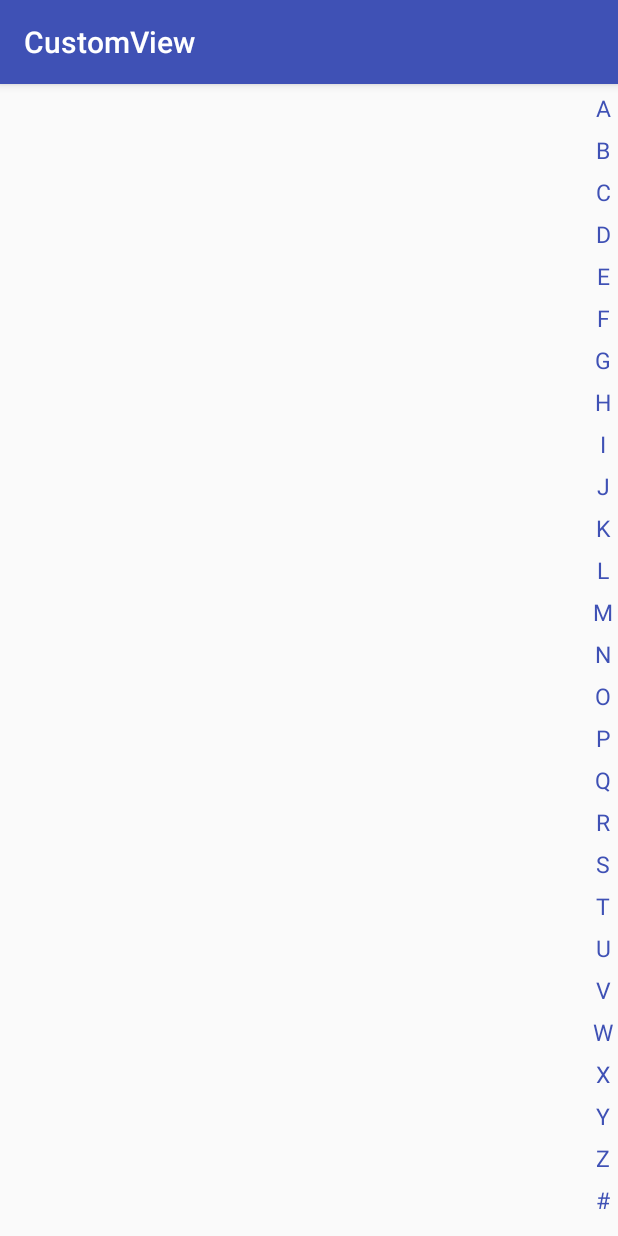
After one commit to FrankZhong96/CustomView, an Android app: the LetterSideBarActivity screen opened directly, with no data from a screen before it, on a phone screen of 412 x 824 dp. The commit adds this screen. Run offline under Robolectric (Android 15) with nearby library versions, the phone set to English and light mode, and no system bars.

Commit message:
字体变色（一个字体两种颜色）

```diff
--- a/app/src/main/AndroidManifest.xml
+++ b/app/src/main/AndroidManifest.xml
@@ -21,6 +21,8 @@
 
         <activity android:name=".activity.ColorTrackTextViewActivity" />
 
+        <activity android:name=".activity.LetterSideBarActivity"/>
+
     </application>
 
 </manifest>
--- a/app/src/main/java/com/frank/customview/activity/ColorTrackTextViewActivity.java
+++ b/app/src/main/java/com/frank/customview/activity/ColorTrackTextViewActivity.java
@@ -10,11 +10,9 @@ import android.support.v7.app.AppCompatActivity;
 import android.util.Log;
 import android.view.ViewGroup;
 import android.widget.LinearLayout;
-
 import com.frank.customview.R;
 import com.frank.customview.fragment.ItemFragment;
 import com.frank.customview.wight.colortracktextview.ColorTrackTextView;
-
 import java.util.ArrayList;
 import java.util.List;
 
--- /dev/null
+++ b/app/src/main/java/com/frank/customview/activity/LetterSideBarActivity.java
@@ -0,0 +1,46 @@
+package com.frank.customview.activity;
+
+import android.os.Bundle;
+import android.os.Handler;
+import android.support.annotation.Nullable;
+import android.support.v7.app.AppCompatActivity;
+import android.view.View;
+import android.widget.TextView;
+import com.frank.customview.R;
+import com.frank.customview.wight.lettersidebar.LetterSideBar;
+
+/**
+ * Created by Frank on 2018/8/30.
+ *
+ * @fuction
+ */
+public class LetterSideBarActivity extends AppCompatActivity implements LetterSideBar.LetterTouchListener {
+
+    private TextView mLettertv;
+    private LetterSideBar mLettersidebar;
+
+    @Override
+    protected void onCreate(@Nullable Bundle savedInstanceState) {
+        super.onCreate(savedInstanceState);
+        setContentView(R.layout.activity_letter);
+        mLettertv = findViewById(R.id.lettertv);
+        mLettersidebar = findViewById(R.id.lettersidebar);
+        mLettersidebar.setLetterTouchListener(this);
+    }
+
+    @Override
+    public void touch(CharSequence letter, boolean isUp) {
+        if (isUp) {
+            new Handler().postDelayed(new Runnable() {
+
+                @Override
+                public void run() {
+                    mLettertv.setVisibility(View.GONE);
+                }
+            }, 500);
+        } else {
+            mLettertv.setVisibility(View.VISIBLE);
+            mLettertv.setText(letter);
+        }
+    }
+}
--- /dev/null
+++ b/app/src/main/java/com/frank/customview/wight/lettersidebar/LetterSideBar.java
@@ -0,0 +1,146 @@
+package com.frank.customview.wight.lettersidebar;
+
+import android.content.Context;
+import android.content.res.TypedArray;
+import android.graphics.Canvas;
+import android.graphics.Color;
+import android.graphics.Paint;
+import android.support.annotation.Nullable;
+import android.util.AttributeSet;
+import android.view.MotionEvent;
+import android.view.View;
+
+import com.frank.customview.R;
+
+/**
+ * Created by Frank on 2018/8/29.
+ *
+ * @fuction 字母索引列表
+ */
+public class LetterSideBar extends View {
+
+    private Paint mPaint;
+    private int mSideBarColor = Color.BLUE;
+    private int mSideBarHightColor = Color.RED;
+    private int mSideBarSize = 15;
+    private String[] mLetters = {"A", "B", "C", "D", "E", "F", "G", "H", "I", "J", "K", "L", "M", "N",
+            "O", "P", "Q", "R", "S", "T", "U", "V", "W", "X", "Y", "Z", "#"};
+    private String mCurrentTouchLetter;
+
+    public LetterSideBar(Context context) {
+        this(context, null);
+    }
+
+    public LetterSideBar(Context context, @Nullable AttributeSet attrs) {
+        this(context, attrs, 0);
+    }
+
+    public LetterSideBar(Context context, @Nullable AttributeSet attrs, int defStyleAttr) {
+        super(context, attrs, defStyleAttr);
+
+        TypedArray array = context.obtainStyledAttributes(attrs, R.styleable.LetterSideBar);
+        mSideBarColor = array.getColor(R.styleable.LetterSideBar_sideBarColor, mSideBarColor);
+        mSideBarHightColor = array.getColor(R.styleable.LetterSideBar_sideBarHeightColor, mSideBarHightColor);
+        mSideBarSize = array.getDimensionPixelSize(R.styleable.LetterSideBar_sideBarSize, mSideBarSize);
+
+        mPaint = new Paint();
+        mPaint.setAntiAlias(true);//抗锯齿
+        mPaint.setTextSize(mSideBarSize);
+        mPaint.setColor(mSideBarColor);
+        array.recycle();
+    }
+
+    @Override
+    protected void onMeasure(int widthMeasureSpec, int heightMeasureSpec) {
+        super.onMeasure(widthMeasureSpec, heightMeasureSpec);
+        //测量索引列表宽度 = PaddingLeft + PaddingRight + 字母的宽度
+        int textWidth = (int) mPaint.measureText("A");
+        int width = getPaddingLeft() + getPaddingRight() + textWidth;
+        int height = MeasureSpec.getSize(heightMeasureSpec);//高度直接获取
+        setMeasuredDimension(width, height);
+    }
+
+    @Override
+    protected void onDraw(Canvas canvas) {
+//        super.onDraw(canvas);
+        //画26个字母
+        //字母的高度
+        int itemHeight = (getHeight() - getPaddingTop() - getPaddingBottom()) / mLetters.length;
+        for (int i = 0; i < mLetters.length; i++) {
+            //每个字母的中心位置   第一个字母的高度一半   第二个字母的高度一半加上前面字母的高度
+            int letterCenterY = i * itemHeight + itemHeight / 2 + getPaddingTop();
+            //基线baseLine基于中心位置
+            Paint.FontMetricsInt fontMetrics = mPaint.getFontMetricsInt();
+            int dy = (fontMetrics.bottom - fontMetrics.top / 2) - fontMetrics.bottom;
+            int baseLine = letterCenterY + dy;
+            //x 绘制在最中间 = 宽度/2 - 文字/2
+            int textWidth = (int) mPaint.measureText(mLetters[i]);
+            int x = getWidth() / 2 - textWidth / 2;
+            //当前字母高亮  用两个画笔（最好） / 改变颜色
+            if (mLetters[i].equals(mCurrentTouchLetter)) {
+                mPaint.setColor(mSideBarHightColor);
+                canvas.drawText(mLetters[i], x, baseLine, mPaint);
+            } else {
+                mPaint.setColor(mSideBarColor);
+                canvas.drawText(mLetters[i], x, baseLine, mPaint);
+            }
+        }
+    }
+
+    @Override
+    public boolean onTouchEvent(MotionEvent event) {
+        switch (event.getAction()) {
+//            case MotionEvent.ACTION_DOWN:
+            case MotionEvent.ACTION_MOVE:
+                //计算当前触摸字母  获取当前位置
+                float currentMoveY = event.getY();
+                //位置 = currentMoveY / 字母高度
+                int itemHeight = (getHeight() - getPaddingTop() - getPaddingBottom()) / mLetters.length;
+                int currentPosition = (int) (currentMoveY / itemHeight);
+                if (currentPosition < 0)
+                    currentPosition = 0;
+                if (currentPosition > mLetters.length - 1)
+                    currentPosition = mLetters.length - 1;
+                mCurrentTouchLetter = mLetters[currentPosition];
+
+                if (mLetterTouchListener != null) {
+                    mLetterTouchListener.touch(mCurrentTouchLetter, false);
+                }
+                //重新绘制
+                invalidate();
+                break;
+            case MotionEvent.ACTION_UP:
+                if (mLetterTouchListener != null) {
+                    mLetterTouchListener.touch(mCurrentTouchLetter, true);
+                }
+                break;
+        }
+        return true;
+    }
+
+    public void setSideBarSize(int sideBarSize) {
+        mSideBarSize = sideBarSize;
+    }
+
+    public void setSideBarColor(int sideBarColor) {
+        mSideBarColor = sideBarColor;
+    }
+
+    public void setSideBarHightColor(int sideBarHightColor) {
+        mSideBarHightColor = sideBarHightColor;
+    }
+
+    private LetterTouchListener mLetterTouchListener;
+
+    public void setLetterTouchListener(LetterTouchListener listener) {
+        this.mLetterTouchListener = listener;
+    }
+
+    public interface LetterTouchListener {
+        /**
+         * @param letter 触摸到的字
+         * @param isUp   是否抬起
+         */
+        public void touch(CharSequence letter, boolean isUp);
+    }
+}
--- /dev/null
+++ b/app/src/main/res/drawable/bg_letter_text.xml
@@ -0,0 +1,12 @@
+<?xml version="1.0" encoding="utf-8"?>
+<selector xmlns:android="http://schemas.android.com/apk/res/android">
+
+    <item>
+        <shape android:shape="oval">
+            <padding android:bottom="2dp" android:left="2dp" android:right="2dp" android:top="2dp" />
+            <size android:height="70dp" android:width="70dp" />
+            <solid android:color="@color/colorPrimary" />
+        </shape>
+    </item>
+
+</selector>
--- /dev/null
+++ b/app/src/main/res/layout/activity_letter.xml
@@ -0,0 +1,29 @@
+<?xml version="1.0" encoding="utf-8"?>
+<RelativeLayout xmlns:android="http://schemas.android.com/apk/res/android"
+    xmlns:app="http://schemas.android.com/apk/res-auto"
+    android:layout_width="match_parent"
+    android:layout_height="match_parent">
+
+    <TextView
+        android:id="@+id/lettertv"
+        android:layout_width="wrap_content"
+        android:layout_height="wrap_content"
+        android:layout_centerInParent="true"
+        android:background="@drawable/bg_letter_text"
+        android:gravity="center"
+        android:text="A"
+        android:textColor="#ff0000"
+        android:textSize="15sp"
+        android:visibility="gone" />
+
+    <com.frank.customview.wight.lettersidebar.LetterSideBar
+        android:id="@+id/lettersidebar"
+        android:layout_width="wrap_content"
+        android:layout_height="match_parent"
+        android:layout_alignParentRight="true"
+        android:paddingRight="10dp"
+        app:sideBarColor="@color/colorPrimary"
+        app:sideBarHeightColor="@color/colorAccent"
+        app:sideBarSize="15sp" />
+
+</RelativeLayout>
--- a/app/src/main/res/layout/activity_main.xml
+++ b/app/src/main/res/layout/activity_main.xml
@@ -20,5 +20,11 @@
         android:layout_height="wrap_content"
         android:text="字体变色，实现一个字体两种颜色" />
 
+    <android.support.v7.widget.AppCompatButton
+        android:id="@+id/btn_letter"
+        android:layout_width="match_parent"
+        android:layout_height="wrap_content"
+        android:text="字母索引页表" />
+
 
 </LinearLayout>
```
Also changed, not shown: app/src/main/java/com/frank/customview/MainActivity.java (+7 -0 lines), app/src/main/res/values/attrs.xml (+9 -0 lines).
